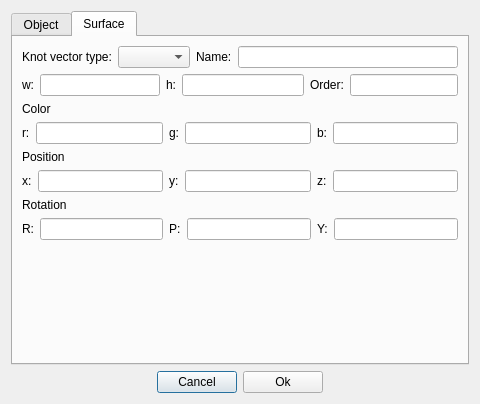
Above: UI/adddialog.ui from suchiz/Suchiz-Rendring-Engine before the change. Below: the same form after it.
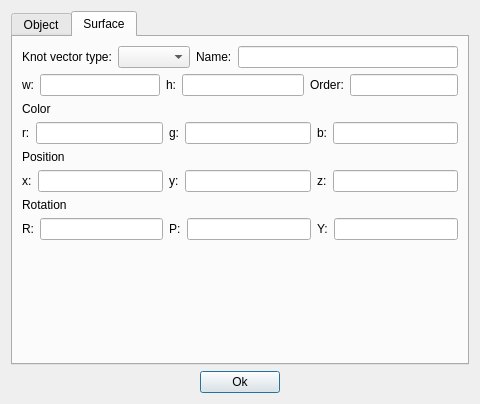
That is the form after the change. The open tabs and pages were chosen to show the change.

Diff of the .ui file:
```diff
--- a/UI/adddialog.ui
+++ b/UI/adddialog.ui
@@ -682,13 +682,6 @@
          </property>
         </spacer>
        </item>
-       <item>
-        <widget class="QPushButton" name="cancelButton">
-         <property name="text">
-          <string>Cancel</string>
-         </property>
-        </widget>
-       </item>
        <item>
         <widget class="QPushButton" name="okButton">
          <property name="text">
```
Left out of the diff: 2 changed lines with no effect on the pictures.
